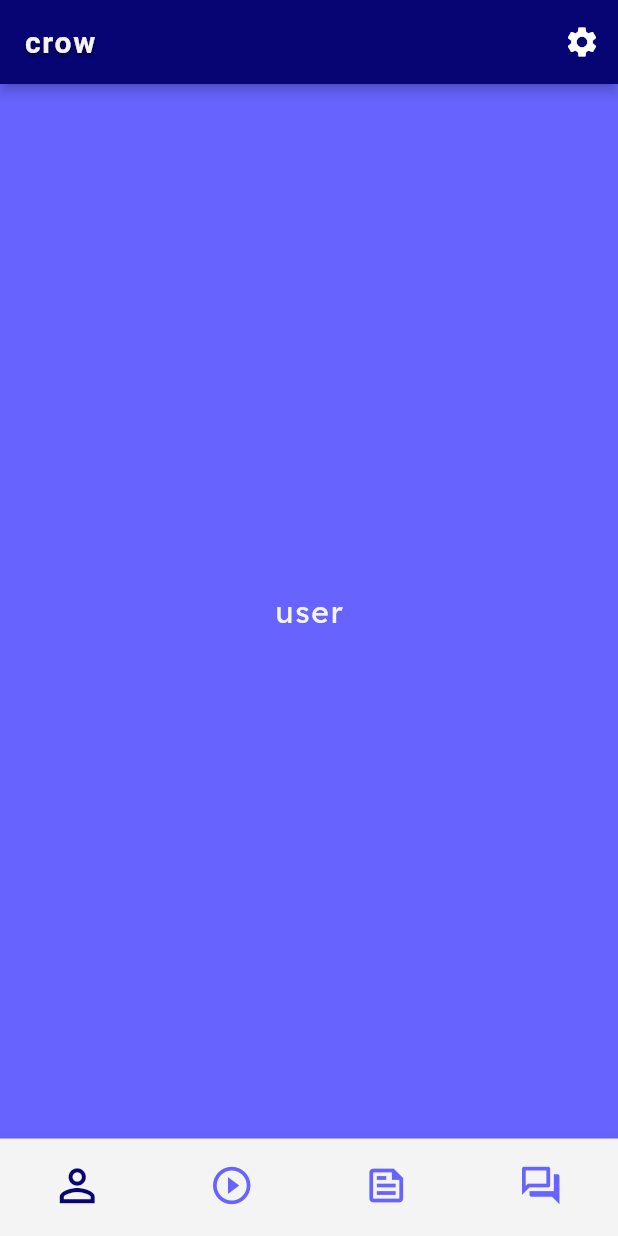
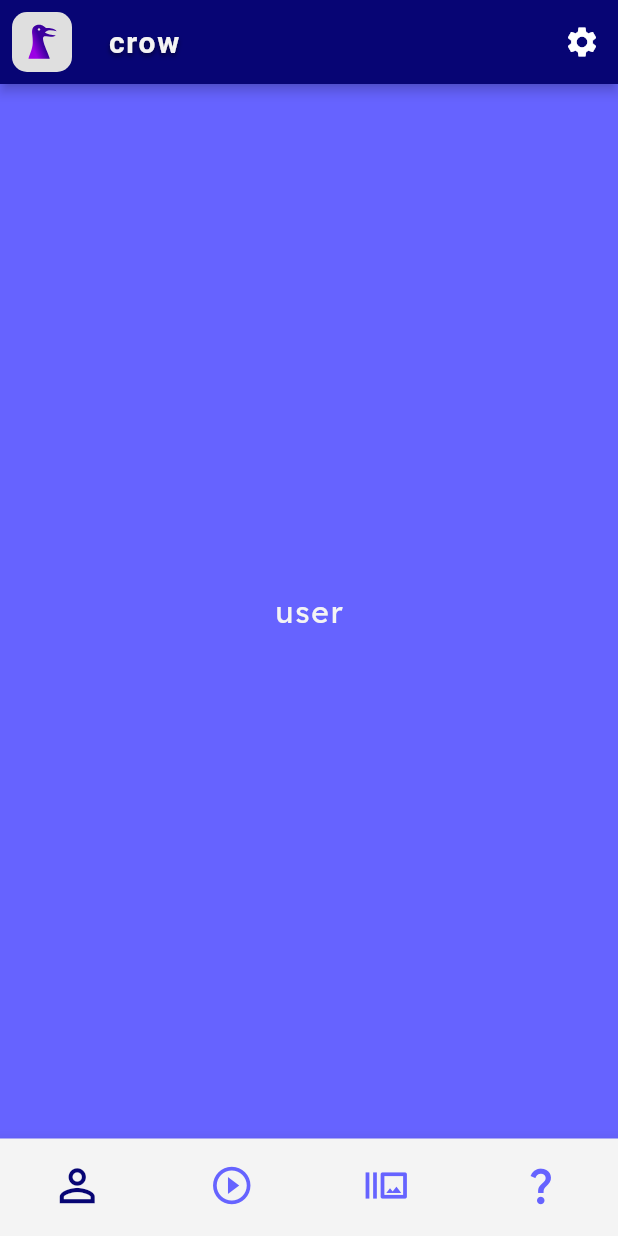
Before and after one commit to ksenia312/crow, a Flutter app: the screen it shows after launch, on a phone screen of 412 x 824 dp. Run offline on Flutter 3.47's test engine with Material 2 defaults, Android fonts, the phone set to English and light mode, and no system bars; our stand-ins replace flutter_svg.

Commit message:
app:  [uikit]: app-bar-children created

```diff
--- a/app/lib/pages/landing.dart
+++ b/app/lib/pages/landing.dart
@@ -1,7 +1,6 @@
 import 'package:flutter/material.dart';
-import 'package:frontend/uikit/title.dart';
+import 'package:frontend/uikit/app-bar-children.dart';
 import 'package:frontend/utils/colors.dart';
-import 'package:frontend/utils/theme.dart';
 
 import 'feed/feed.dart';
 import 'game/game.dart';
@@ -23,42 +22,43 @@ class _LandingState extends State<Landing> {
   Widget build(BuildContext context) {
     return Scaffold(
       appBar: AppBar(
-        title: AppTitle.text(),
+        title: appBarTitle(),
+        leading: appBarLeading(),
         actions: [
           IconButton(
             icon: const Icon(Icons.settings),
             onPressed: () {},
-          )
+          ),
         ],
       ),
-      bottomNavigationBar: BottomNavigationBar(
-          type: BottomNavigationBarType.fixed,
-
-          showSelectedLabels: false, //selected
-          selectedIconTheme: const IconThemeData(size: 35),
-          selectedItemColor: AppColors.darkBlue(),
-
-          iconSize: 30, //unselected
-          showUnselectedLabels: false,
-          unselectedItemColor: AppColors.lightBlue(),
-
-          backgroundColor: AppColors.extraLight(),
-
-          currentIndex: _current, //toggle
-          onTap: (index) => setState(() => _current = index),
-          items: [
-            _item(Icons.person_outline, 'Профиль'),
-            _item(Icons.play_circle_outline, 'Играть'),
-            _item(Icons.feed_outlined, 'Лента'),
-            _item(Icons.question_answer_outlined, 'Вопросы'),
-          ]),
+      bottomNavigationBar: _bar(),
       body: Center(
         child: _screens.elementAt(_current),
       ),
     );
   }
+
   BottomNavigationBarItem _item(icon, text) =>
       BottomNavigationBarItem(icon: Icon(icon), label: text);
 
-
+  BottomNavigationBar _bar() => BottomNavigationBar(
+          type: BottomNavigationBarType.fixed,
+          backgroundColor: AppColors.extraLight(),
+          currentIndex: _current,
+          //selected
+          showSelectedLabels: false,
+          selectedIconTheme: const IconThemeData(size: 35),
+          selectedItemColor: AppColors.darkBlue(),
+          iconSize: 30,
+          //unselected
+          showUnselectedLabels: false,
+          unselectedItemColor: AppColors.lightBlue(),
+          //toggle
+          onTap: (index) => setState(() => _current = index),
+          items: [
+            _item(Icons.person_outline, 'Профиль'),
+            _item(Icons.play_circle_outline, 'Играть'),
+            _item(Icons.burst_mode_outlined, 'Лента'),
+            _item(Icons.question_mark_outlined, 'Вопросы'),
+          ]);
 }
--- a/app/lib/pages/user/user.dart
+++ b/app/lib/pages/user/user.dart
@@ -1,5 +1,5 @@
 import 'package:flutter/material.dart';
-import 'package:frontend/uikit/title.dart';
+import 'package:frontend/uikit/app-bar-children.dart';
 import 'package:frontend/utils/theme.dart';
 
 class User extends StatefulWidget {
--- /dev/null
+++ b/app/lib/uikit/app-bar-children.dart
@@ -0,0 +1,14 @@
+import 'package:flutter/material.dart';
+import 'package:flutter_svg/svg.dart';
+import 'package:frontend/utils/button-style.dart';
+
+Widget appBarLeading({onPressed, icon = './assets/files/icons/icon_small.svg'}) {
+  return ElevatedButton(
+      onPressed: onPressed,
+      style: AppButtonStyle.withIcon(),
+      child: SvgPicture.asset(icon));
+}
+
+Widget appBarTitle({text = 'crow'}) {
+  return Text(text);
+}
--- a/app/lib/utils/button_style.dart
+++ /dev/null
@@ -1,16 +0,0 @@
-import 'package:flutter/material.dart';
-
-import 'colors.dart';
-
-class AppButtonStyle {
-  static title() => ButtonStyle(
-        elevation: MaterialStateProperty.all<double>(0),
-        padding:
-            MaterialStateProperty.all<EdgeInsets>(
-                const EdgeInsets.only(right: 10)
-            ),
-        backgroundColor: MaterialStateProperty.all<Color>(
-          AppColors.transparent(),
-        ),
-      );
-}
--- a/app/lib/utils/theme.dart
+++ b/app/lib/utils/theme.dart
@@ -1,6 +1,6 @@
 import 'package:flutter/material.dart';
 import 'package:frontend/utils/colors.dart';
-import 'package:frontend/utils/text_style.dart';
+import 'package:frontend/utils/text-style.dart';
 
 class AppTheme {
   static ThemeData get blue {
```
Also changed, not shown: app/lib/uikit/title.dart (deleted, +0 -39 lines), app/lib/utils/button-style.dart (added, +15 -0 lines), app/lib/utils/text-style.dart (renamed from app/lib/utils/text_style.dart, +8 -11 lines).
